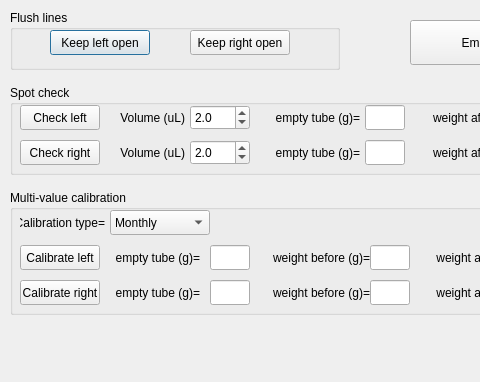
This is src/foraging_gui/Calibration.ui in AllenNeuralDynamics/dynamic-foraging-task as Qt 5 draws it before an edit; both pictures show x 0 to 480 and y 0 to 382 of the 690 by 740 pixel window. The edited form follows.
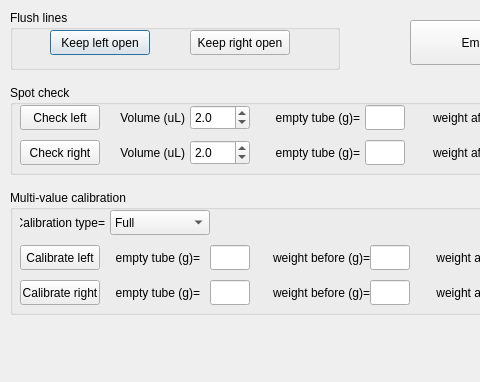
This is the edited form.

Patch:
```diff
--- a/src/foraging_gui/Calibration.ui
+++ b/src/foraging_gui/Calibration.ui
@@ -619,12 +619,7 @@
             </property>
             <item>
                 <property name="text">
-                    <string>Monthly</string>
-                </property>
-            </item>
-            <item>
-                <property name="text">
-                    <string>Biweekly</string>
+                    <string>Full</string>
                 </property>
             </item>
         </widget>
```
